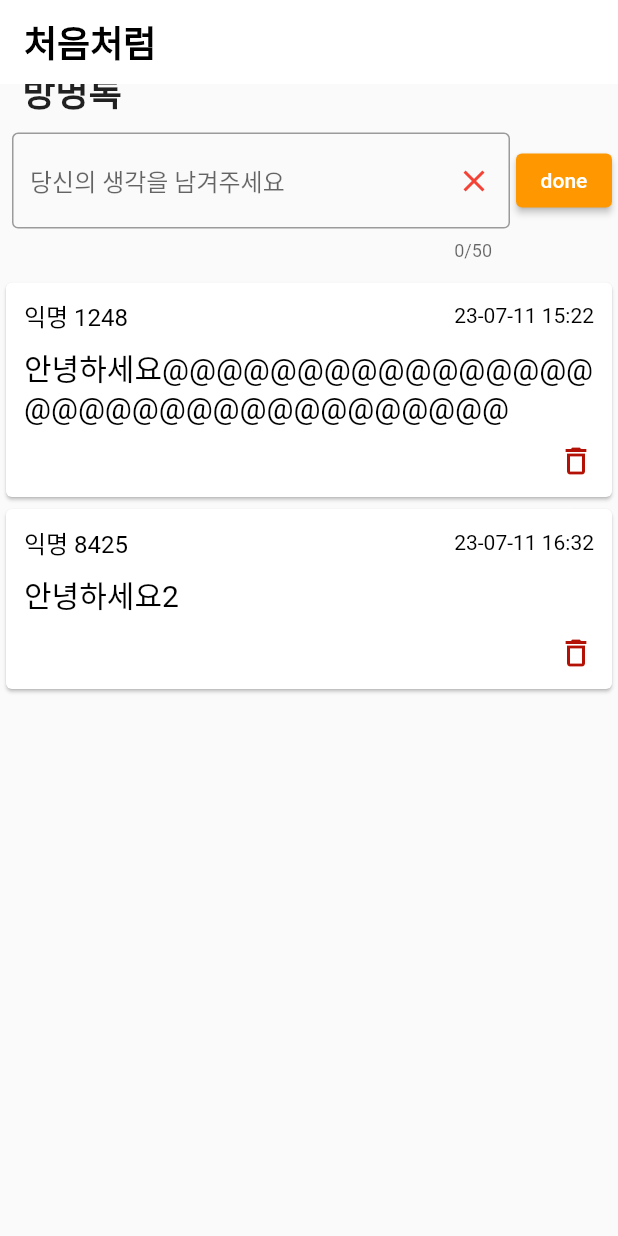
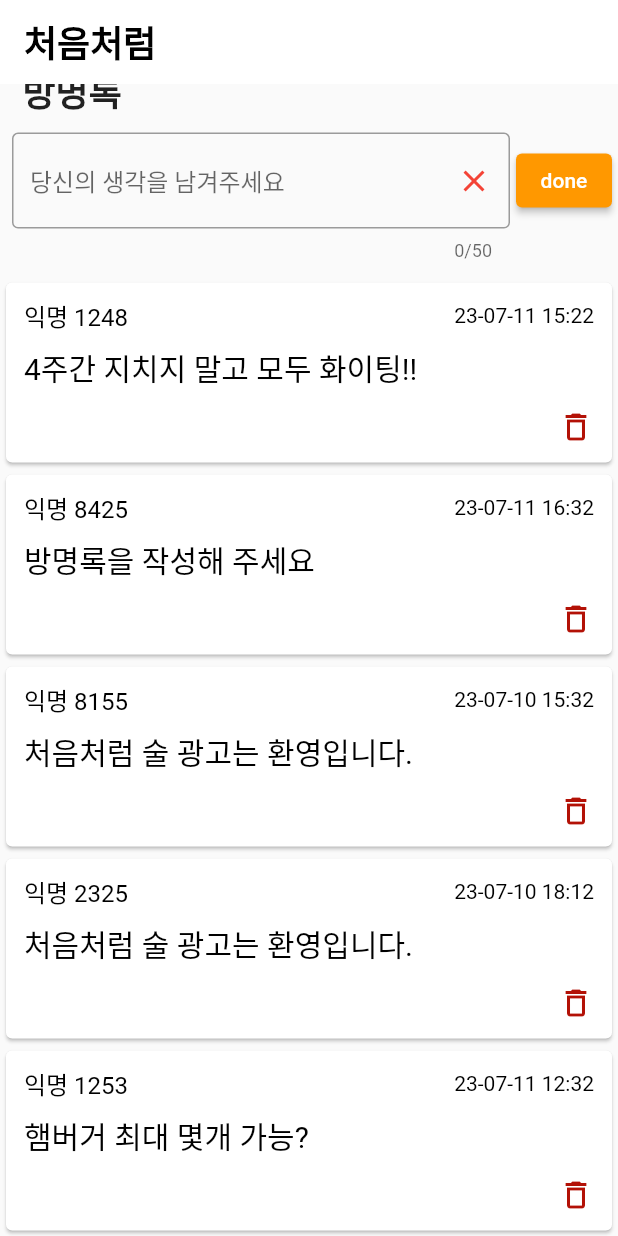
Before and after one commit to mmlocc/detail_1, a Flutter app: the screen it shows after launch, scrolled down 616 dp, on a phone screen of 412 x 824 dp. Run offline on Flutter 3.47's test engine with Material 2 defaults, Android fonts, the phone set to English and light mode, and no system bars; network calls fail.

Commit message:
발표전 영상 만들때의 버전

```diff
--- a/lib/main.dart
+++ b/lib/main.dart
@@ -36,13 +36,33 @@ class _MyWidget extends State<MyWidget> {
   List<Map<String, dynamic>> dataList = [
     {
       "name": "익명 1248",
-      "content": "안녕하세요@@@@@@@@@@@@@@@@@@@@@@@@@@@@@@@@@@",
+      "content": "4주간 지치지 말고 모두 화이팅!!",
       "time": "23-07-11 15:22",
     },
     {
       "name": "익명 8425",
-      "content": "안녕하세요2",
+      "content": "방명록을 작성해 주세요",
       "time": "23-07-11 16:32",
+    },
+    {
+      "name": "익명 8155",
+      "content": "처음처럼 술 광고는 환영입니다.",
+      "time": "23-07-10 15:32",
+    },
+    {
+      "name": "익명 2325",
+      "content": "처음처럼 술 광고는 환영입니다.",
+      "time": "23-07-10 18:12",
+    },
+    {
+      "name": "익명 1253",
+      "content": "햄버거 최대 몇개 가능?",
+      "time": "23-07-11 12:32",
+    },
+    {
+      "name": "익명 7253",
+      "content": "오늘 밥은 치킨이닭!!!꼬꼮ㄲㄲ꼮ㄲㄲ",
+      "time": "23-07-11 12:32",
     },
   ];
   var now = new DateTime.now();
@@ -74,23 +94,23 @@ class _MyWidget extends State<MyWidget> {
         child: Column(
           children: [
             Padding(
-              padding: const EdgeInsets.symmetric(horizontal: 6),
+              padding: const EdgeInsets.symmetric(horizontal: 10),
               child: Container(
+                width: double.infinity,
                 decoration: BoxDecoration(
                   borderRadius: BorderRadius.circular(10),
-                  color: Colors.grey,
+                  color: Colors.orange,
                 ),
                 padding: const EdgeInsets.symmetric(
-                  horizontal: 116,
                   vertical: 10,
+                  horizontal: 20,
                 ),
-                child: const Text(
-                  "뭔가 멋있는 한 마디",
-                  style: TextStyle(
-                    fontSize: 18,
-                    color: Colors.white,
-                  ),
-                ),
+                child: const Text("오류가 나면 ON & OFF",
+                    style: TextStyle(
+                      fontSize: 18,
+                      color: Colors.white,
+                    ),
+                    textAlign: TextAlign.center),
               ),
             ),
             const SizedBox(height: 14),
```
